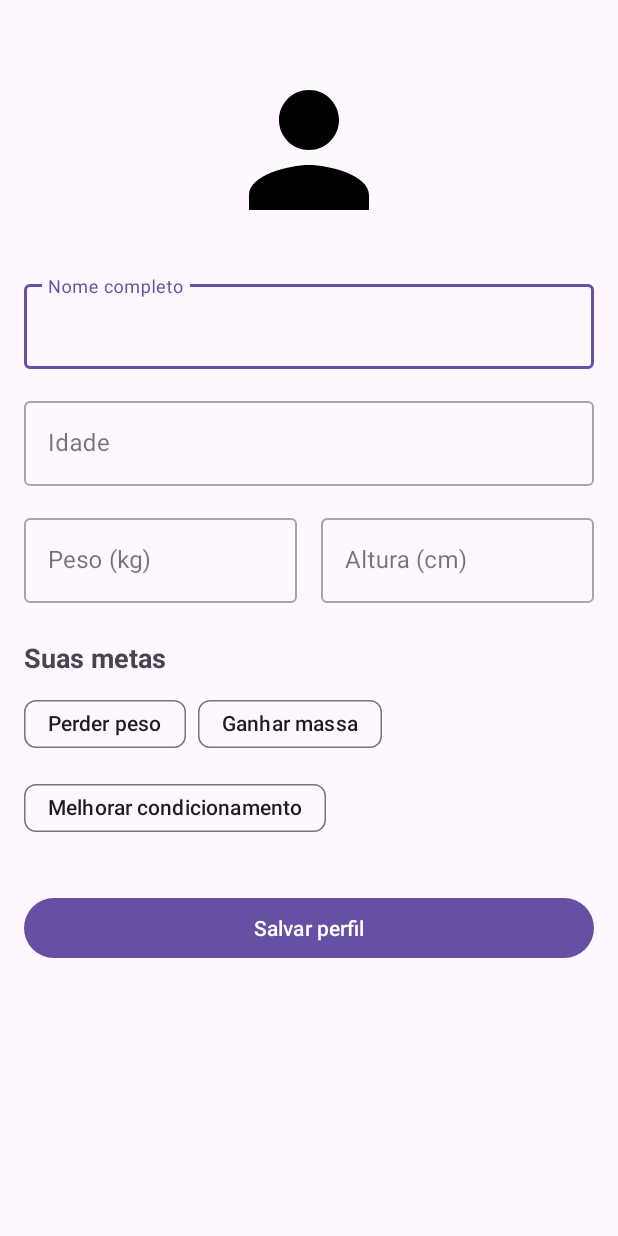
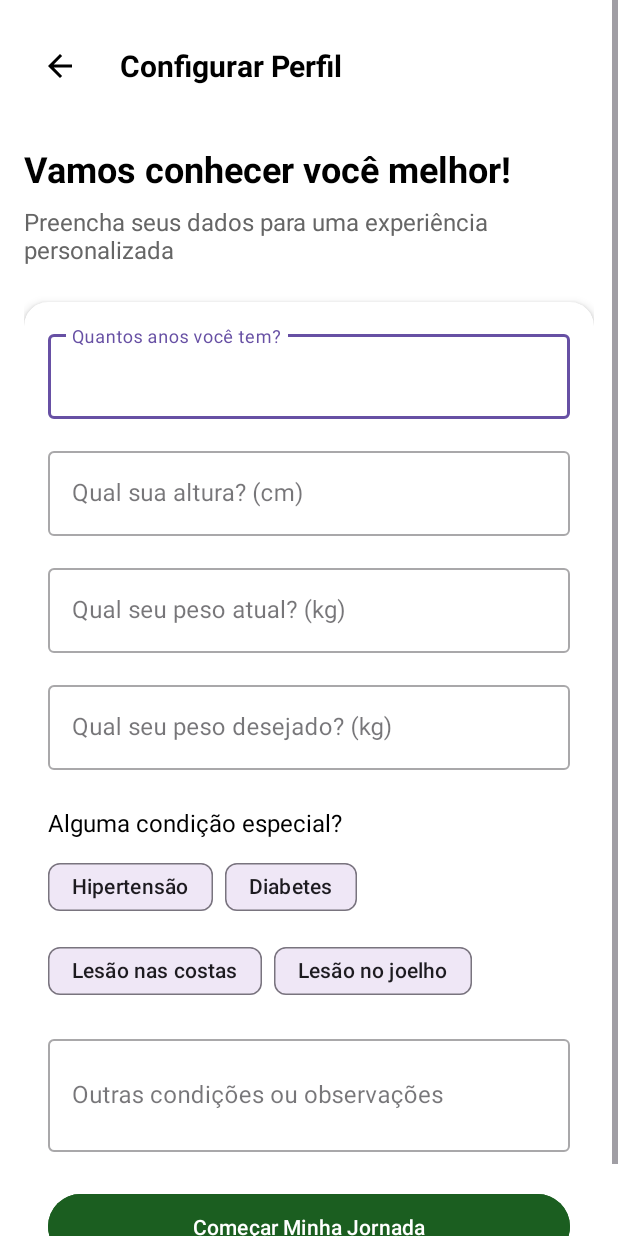
Before and after one commit to Freitassync/Mindfit, an Android app: the ProfileSetupActivity screen opened directly, with no data from a screen before it, on a phone screen of 412 x 824 dp. Run offline under Robolectric (Android 15) with nearby library versions, the phone set to English and light mode, and no system bars.

Commit message:
Implemented ProfileSetupActivity

```diff
--- a/app/src/main/java/br/com/mindfit/mindfit/ProfileSetupActivity.kt
+++ b/app/src/main/java/br/com/mindfit/mindfit/ProfileSetupActivity.kt
@@ -1,24 +1,24 @@
 package br.com.mindfit.mindfit
 
+import android.content.Intent
 import android.os.Bundle
 import android.widget.Button
-import android.widget.ImageView
+import android.widget.ImageButton
 import android.widget.Toast
 import androidx.appcompat.app.AppCompatActivity
-import androidx.appcompat.widget.Toolbar
 import br.com.mindfit.mindfit.R
 import com.google.android.material.chip.ChipGroup
 import com.google.android.material.textfield.TextInputLayout
 
 class ProfileSetupActivity : AppCompatActivity() {
 
-    private lateinit var toolbar: Toolbar
-    private lateinit var ivProfile: ImageView
-    private lateinit var tilName: TextInputLayout
+    private lateinit var btnBack: ImageButton
     private lateinit var tilAge: TextInputLayout
+    private lateinit var tilHeight: TextInputLayout
     private lateinit var tilWeight: TextInputLayout
-    private lateinit var tilHeight: TextInputLayout
-    private lateinit var chipGroupGoals: ChipGroup
+    private lateinit var tilGoalWeight: TextInputLayout
+    private lateinit var tilOtherConditions: TextInputLayout
+    private lateinit var chipGroupConditions: ChipGroup
     private lateinit var btnSave: Button
 
     override fun onCreate(savedInstanceState: Bundle?) {
@@ -26,31 +26,25 @@ class ProfileSetupActivity : AppCompatActivity() {
         setContentView(R.layout.activity_profile_setup)
 
         initViews()
-        setupToolbar()
         setupClickListeners()
     }
 
     private fun initViews() {
-        toolbar = findViewById(R.id.toolbar)
-        ivProfile = findViewById(R.id.ivProfile)
-        tilName = findViewById(R.id.tilName)
+        btnBack = findViewById(R.id.btnBack)
         tilAge = findViewById(R.id.tilAge)
+        tilHeight = findViewById(R.id.tilHeight)
         tilWeight = findViewById(R.id.tilWeight)
-        tilHeight = findViewById(R.id.tilHeight)
-        chipGroupGoals = findViewById(R.id.chipGroupGoals)
+        tilGoalWeight = findViewById(R.id.tilGoalWeight)
+        tilOtherConditions = findViewById(R.id.tilOtherConditions)
+        chipGroupConditions = findViewById(R.id.chipGroupConditions)
         btnSave = findViewById(R.id.btnSave)
     }
 
-    private fun setupToolbar() {
-        setSupportActionBar(toolbar)
-        supportActionBar?.setDisplayHomeAsUpEnabled(true)
-        title = "Configurar Perfil"
-    }
-
     private fun setupClickListeners() {
-        ivProfile.setOnClickListener {
-            // Mock de seleção de foto
-            Toast.makeText(this, "Selecionar foto - Em desenvolvimento", Toast.LENGTH_SHORT).show()
+        btnBack.setOnClickListener {
+            val intent = Intent(this, LoginActivity::class.java)
+            startActivity(intent)
+            finish()
         }
 
         btnSave.setOnClickListener {
@@ -64,26 +58,26 @@ class ProfileSetupActivity : AppCompatActivity() {
         var isValid = true
 
         // Limpa erros anteriores
-        tilName.error = null
         tilAge.error = null
+        tilHeight.error = null
         tilWeight.error = null
-        tilHeight.error = null
+        tilGoalWeight.error = null
 
         // Valida campos obrigatórios
-        if (tilName.editText?.text.isNullOrEmpty()) {
-            tilName.error = "Campo obrigatório"
+        if (tilAge.editText?.text.isNullOrEmpty()) {
+            tilAge.error = "Campo obrigatório"
             isValid = false
         }
-        if (tilAge.editText?.text.isNullOrEmpty()) {
-            tilAge.error = "Campo obrigatório"
+        if (tilHeight.editText?.text.isNullOrEmpty()) {
+            tilHeight.error = "Campo obrigatório"
             isValid = false
         }
         if (tilWeight.editText?.text.isNullOrEmpty()) {
             tilWeight.error = "Campo obrigatório"
             isValid = false
         }
-        if (tilHeight.editText?.text.isNullOrEmpty()) {
-            tilHeight.error = "Campo obrigatório"
+        if (tilGoalWeight.editText?.text.isNullOrEmpty()) {
+            tilGoalWeight.error = "Campo obrigatório"
             isValid = false
         }
 
@@ -91,7 +85,6 @@ class ProfileSetupActivity : AppCompatActivity() {
     }
 
     private fun saveProfile() {
-        // Mock de salvamento do perfil
         Toast.makeText(this, "Perfil salvo com sucesso!", Toast.LENGTH_SHORT).show()
         finish()
     }
--- a/app/src/main/res/layout/activity_profile_setup.xml
+++ b/app/src/main/res/layout/activity_profile_setup.xml
@@ -2,45 +2,99 @@
 <ScrollView xmlns:android="http://schemas.android.com/apk/res/android"
     xmlns:app="http://schemas.android.com/apk/res-auto"
     android:layout_width="match_parent"
-    android:layout_height="match_parent">
+    android:layout_height="match_parent"
+    android:background="#FFFFFF">
 
     <androidx.constraintlayout.widget.ConstraintLayout
         android:layout_width="match_parent"
         android:layout_height="wrap_content"
         android:padding="16dp">
 
-        <de.hdodenhof.circleimageview.CircleImageView
-            android:id="@+id/ivProfile"
-            android:layout_width="120dp"
-            android:layout_height="120dp"
+        <!-- AppBar personalizada -->
+        <LinearLayout
+            android:id="@+id/appBar"
+            android:layout_width="match_parent"
+            android:layout_height="56dp"
+            android:orientation="horizontal"
+            android:gravity="center_vertical"
+            app:layout_constraintTop_toTopOf="parent">
+
+            <ImageButton
+                android:id="@+id/btnBack"
+                android:layout_width="48dp"
+                android:layout_height="48dp"
+                android:background="?attr/selectableItemBackgroundBorderless"
+                android:src="@drawable/ic_arrow_back"
+                android:contentDescription="Voltar" />
+
+            <TextView
+                android:layout_width="wrap_content"
+                android:layout_height="wrap_content"
+                android:text="Configurar Perfil"
+                android:textSize="20sp"
+                android:textColor="#000000"
+                android:textStyle="bold"
+                android:layout_marginStart="16dp" />
+        </LinearLayout>
+
+        <TextView
+            android:id="@+id/tvWelcome"
+            android:layout_width="wrap_content"
+            android:layout_height="wrap_content"
+            android:text="Vamos conhecer você melhor!"
+            android:textSize="24sp"
+            android:textColor="#000000"
+            android:textStyle="bold"
             android:layout_marginTop="24dp"
-            android:src="@drawable/ic_person"
-            app:layout_constraintEnd_toEndOf="parent"
-            app:layout_constraintStart_toStartOf="parent"
-            app:layout_constraintTop_toTopOf="parent" />
+            app:layout_constraintTop_toBottomOf="@id/appBar"
+            app:layout_constraintStart_toStartOf="parent" />
 
-        <com.google.android.material.textfield.TextInputLayout
-            android:id="@+id/tilName"
-            style="@style/Widget.MaterialComponents.TextInputLayout.OutlinedBox"
+        <TextView
+            android:id="@+id/tvSubtitle"
+            android:layout_width="wrap_content"
+            android:layout_height="wrap_content"
+            android:text="Preencha seus dados para uma experiência personalizada"
+            android:textSize="16sp"
+            android:textColor="#666666"
+            android:layout_marginTop="8dp"
+            app:layout_constraintTop_toBottomOf="@id/tvWelcome"
+            app:layout_constraintStart_toStartOf="parent" />
+
+        <!-- Container principal com fundo arredondado -->
+        <androidx.cardview.widget.CardView
             android:layout_width="match_parent"
             android:layout_height="wrap_content"
             android:layout_marginTop="24dp"
-            android:hint="Nome completo"
-            app:layout_constraintTop_toBottomOf="@id/ivProfile">
+            app:cardCornerRadius="16dp"
+            app:cardElevation="4dp"
+            app:layout_constraintTop_toBottomOf="@id/tvSubtitle">
 
-            <com.google.android.material.textfield.TextInputEditText
+            <LinearLayout
                 android:layout_width="match_parent"
-                android:layout_height="wrap_content" />
-        </com.google.android.material.textfield.TextInputLayout>
+                android:layout_height="wrap_content"
+                android:orientation="vertical"
+                android:padding="16dp">
 
                 <com.google.android.material.textfield.TextInputLayout
                     android:id="@+id/tilAge"
                     style="@style/Widget.MaterialComponents.TextInputLayout.OutlinedBox"
                     android:layout_width="match_parent"
                     android:layout_height="wrap_content"
+                    android:hint="Quantos anos você tem?">
+
+                    <com.google.android.material.textfield.TextInputEditText
+                        android:layout_width="match_parent"
+                        android:layout_height="wrap_content"
+                        android:inputType="number" />
+                </com.google.android.material.textfield.TextInputLayout>
+
+                <com.google.android.material.textfield.TextInputLayout
+                    android:id="@+id/tilHeight"
+                    style="@style/Widget.MaterialComponents.TextInputLayout.OutlinedBox"
+                    android:layout_width="match_parent"
+                    android:layout_height="wrap_content"
                     android:layout_marginTop="16dp"
-            android:hint="Idade"
-            app:layout_constraintTop_toBottomOf="@id/tilName">
+                    android:hint="Qual sua altura? (cm)">
 
                     <com.google.android.material.textfield.TextInputEditText
                         android:layout_width="match_parent"
@@ -51,14 +105,10 @@
                 <com.google.android.material.textfield.TextInputLayout
                     android:id="@+id/tilWeight"
                     style="@style/Widget.MaterialComponents.TextInputLayout.OutlinedBox"
-            android:layout_width="0dp"
+                    android:layout_width="match_parent"
                     android:layout_height="wrap_content"
                     android:layout_marginTop="16dp"
-            android:layout_marginEnd="8dp"
-            android:hint="Peso (kg)"
-            app:layout_constraintEnd_toStartOf="@id/tilHeight"
-            app:layout_constraintStart_toStartOf="parent"
-            app:layout_constraintTop_toBottomOf="@id/tilAge">
+                    android:hint="Qual seu peso atual? (kg)">
 
                     <com.google.android.material.textfield.TextInputEditText
                         android:layout_width="match_parent"
@@ -67,63 +117,83 @@
                 </com.google.android.material.textfield.TextInputLayout>
 
                 <com.google.android.material.textfield.TextInputLayout
-            android:id="@+id/tilHeight"
+                    android:id="@+id/tilGoalWeight"
                     style="@style/Widget.MaterialComponents.TextInputLayout.OutlinedBox"
-            android:layout_width="0dp"
+                    android:layout_width="match_parent"
                     android:layout_height="wrap_content"
-            android:layout_marginStart="8dp"
-            android:hint="Altura (cm)"
-            app:layout_constraintEnd_toEndOf="parent"
-            app:layout_constraintStart_toEndOf="@id/tilWeight"
-            app:layout_constraintTop_toTopOf="@id/tilWeight">
+                    android:layout_marginTop="16dp"
+                    android:hint="Qual seu peso desejado? (kg)">
 
                     <com.google.android.material.textfield.TextInputEditText
                         android:layout_width="match_parent"
                         android:layout_height="wrap_content"
-                android:inputType="number" />
+                        android:inputType="numberDecimal" />
                 </com.google.android.material.textfield.TextInputLayout>
 
                 <TextView
-            android:id="@+id/tvGoalsTitle"
                     android:layout_width="wrap_content"
                     android:layout_height="wrap_content"
+                    android:text="Alguma condição especial?"
+                    android:textSize="16sp"
+                    android:textColor="#000000"
                     android:layout_marginTop="24dp"
-            android:text="Suas metas"
-            android:textSize="18sp"
-            android:textStyle="bold"
-            app:layout_constraintStart_toStartOf="parent"
-            app:layout_constraintTop_toBottomOf="@id/tilWeight" />
+                    android:layout_marginBottom="8dp" />
 
                 <com.google.android.material.chip.ChipGroup
-            android:id="@+id/chipGroupGoals"
+                    android:id="@+id/chipGroupConditions"
                     android:layout_width="match_parent"
-            android:layout_height="wrap_content"
-            android:layout_marginTop="8dp"
-            app:layout_constraintTop_toBottomOf="@id/tvGoalsTitle">
+                    android:layout_height="wrap_content">
 
                     <com.google.android.material.chip.Chip
                         android:layout_width="wrap_content"
                         android:layout_height="wrap_content"
-                android:text="Perder peso" />
+                        android:text="Hipertensão" />
 
                     <com.google.android.material.chip.Chip
                         android:layout_width="wrap_content"
                         android:layout_height="wrap_content"
-                android:text="Ganhar massa" />
+                        android:text="Diabetes" />
 
                     <com.google.android.material.chip.Chip
                         android:layout_width="wrap_content"
                         android:layout_height="wrap_content"
-                android:text="Melhorar condicionamento" />
+                        android:text="Lesão nas costas" />
+
+                    <com.google.android.material.chip.Chip
+                        android:layout_width="wrap_content"
+                        android:layout_height="wrap_content"
+                        android:text="Lesão no joelho" />
                 </com.google.android.material.chip.ChipGroup>
 
-        <com.google.android.material.button.MaterialButton
+                <com.google.android.material.textfield.TextInputLayout
+                    android:id="@+id/tilOtherConditions"
+                    style="@style/Widget.MaterialComponents.TextInputLayout.OutlinedBox"
+                    android:layout_width="match_parent"
+                    android:layout_height="wrap_content"
+                    android:layout_marginTop="16dp"
+                    android:hint="Outras condições ou observações">
+
+                    <com.google.android.material.textfield.TextInputEditText
+                        android:layout_width="match_parent"
+                        android:layout_height="wrap_content"
+                        android:inputType="textMultiLine"
+                        android:minLines="2" />
+                </com.google.android.material.textfield.TextInputLayout>
+
+                <Button
                     android:id="@+id/btnSave"
                     android:layout_width="match_parent"
                     android:layout_height="wrap_content"
-            android:layout_marginTop="32dp"
-            android:text="Salvar perfil"
-            app:layout_constraintTop_toBottomOf="@id/chipGroupGoals" />
+                    android:layout_marginTop="24dp"
+                    android:backgroundTint="#1B5E20"
+                    android:padding="12dp"
+                    android:text="Começar Minha Jornada"
+                    android:textAllCaps="false"
+                    android:textColor="#FFFFFF" />
+
+            </LinearLayout>
+
+        </androidx.cardview.widget.CardView>
 
     </androidx.constraintlayout.widget.ConstraintLayout>
 </ScrollView>
```
Also changed, not shown: app/src/main/java/br/com/mindfit/mindfit/LoginActivity.kt (+12 -0 lines), app/src/main/res/layout/activity_login.xml (+44 -27 lines), 1 other file. Lines whose indentation alone changed are shown as unchanged.
